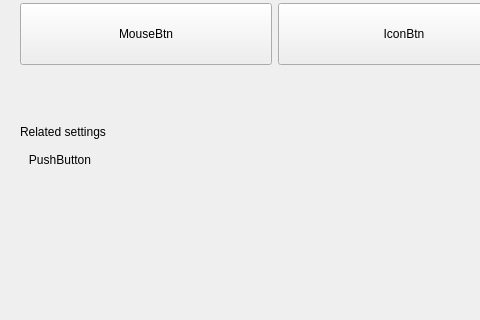
The window that plugins/personalized/theme/theme.ui (ukui/ukui-control-center) describes before a commit, drawn with Qt 5; both pictures show x 0 to 480 and y 226 to 546 of the 800 by 710 pixel window.
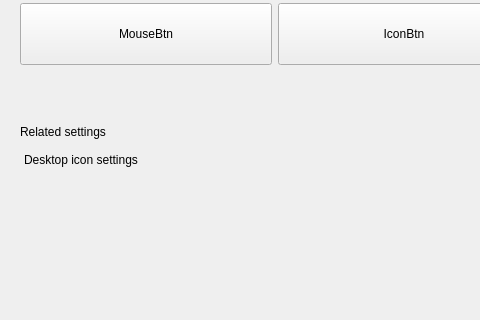
The same window after the commit.

```diff
--- a/plugins/personalized/theme/theme.ui
+++ b/plugins/personalized/theme/theme.ui
@@ -321,7 +321,7 @@
          <item>
           <widget class="QPushButton" name="pushButton">
            <property name="text">
-            <string>PushButton</string>
+            <string>Desktop icon settings</string>
            </property>
            <property name="flat">
             <bool>true</bool>
```
Left out of the diff: 4 changed lines with no effect on the pictures.
